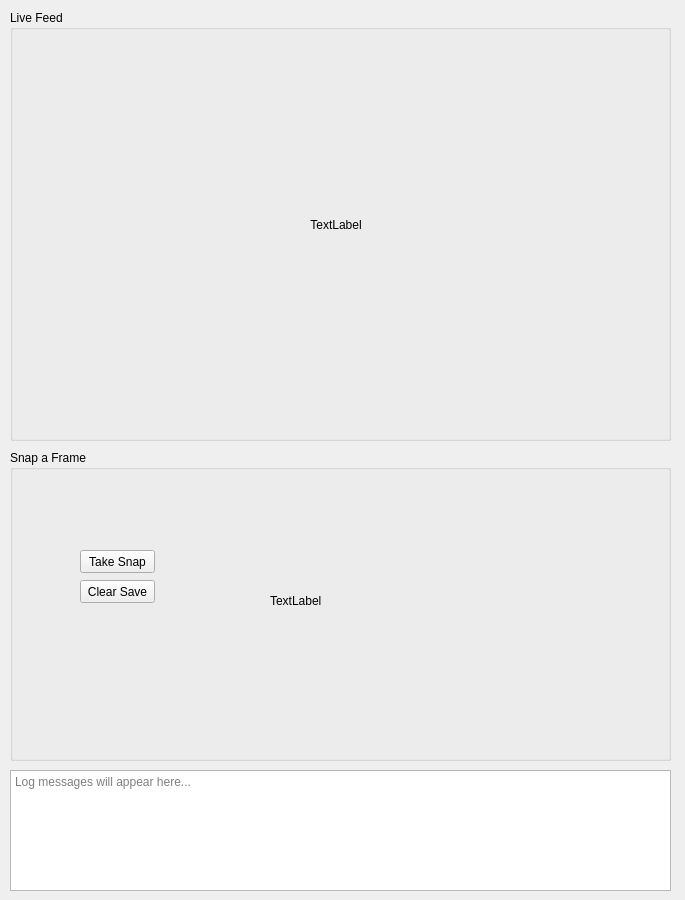
First picture: the form in main-des.ui, repository fossil-fishhhooks/kerr-imaging, before the edit.
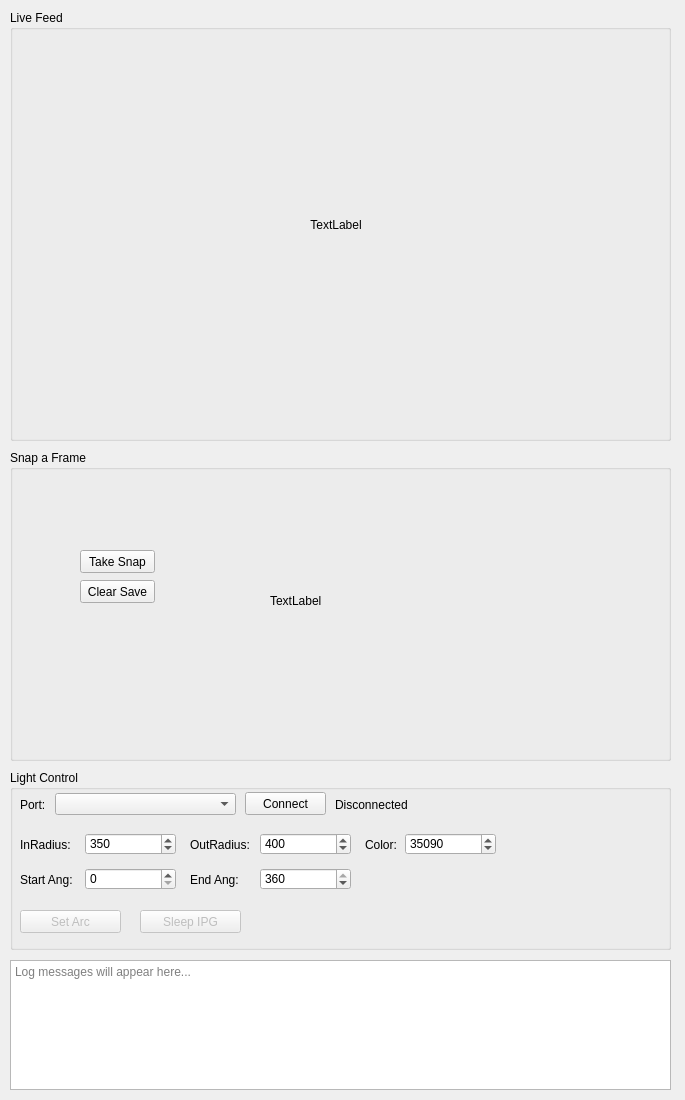
Second picture: the form after the edit.

Commit message: DLP controls in main_des.py

```diff
--- a/main-des.ui
+++ b/main-des.ui
@@ -7,7 +7,7 @@
     <x>0</x>
     <y>0</y>
     <width>685</width>
-    <height>900</height>
+    <height>1100</height>
    </rect>
   </property>
   <property name="windowTitle">
@@ -113,13 +113,252 @@
      </property>
     </widget>
    </widget>
-   <widget class="QTextEdit" name="log">
+   <widget class="QGroupBox" name="light_group">
     <property name="geometry">
      <rect>
       <x>10</x>
       <y>770</y>
       <width>661</width>
-      <height>121</height>
+      <height>180</height>
+     </rect>
+    </property>
+    <property name="title">
+     <string>Light Control</string>
+    </property>
+    <widget class="QLabel" name="port_label">
+     <property name="geometry">
+      <rect>
+       <x>10</x>
+       <y>25</y>
+       <width>31</width>
+       <height>20</height>
+      </rect>
+     </property>
+     <property name="text">
+      <string>Port:</string>
+     </property>
+    </widget>
+    <widget class="QComboBox" name="ipg_port_combo">
+     <property name="geometry">
+      <rect>
+       <x>45</x>
+       <y>23</y>
+       <width>181</width>
+       <height>22</height>
+      </rect>
+     </property>
+    </widget>
+    <widget class="QPushButton" name="ipg_connect_button">
+     <property name="geometry">
+      <rect>
+       <x>235</x>
+       <y>22</y>
+       <width>81</width>
+       <height>23</height>
+      </rect>
+     </property>
+     <property name="text">
+      <string>Connect</string>
+     </property>
+    </widget>
+    <widget class="QLabel" name="ipg_status_label">
+     <property name="geometry">
+      <rect>
+       <x>325</x>
+       <y>25</y>
+       <width>321</width>
+       <height>20</height>
+      </rect>
+     </property>
+     <property name="text">
+      <string>Disconnected</string>
+     </property>
+    </widget>
+    <widget class="QLabel" name="inradius_label">
+     <property name="geometry">
+      <rect>
+       <x>10</x>
+       <y>65</y>
+       <width>61</width>
+       <height>20</height>
+      </rect>
+     </property>
+     <property name="text">
+      <string>InRadius:</string>
+     </property>
+    </widget>
+    <widget class="QSpinBox" name="inradius_spin">
+     <property name="geometry">
+      <rect>
+       <x>75</x>
+       <y>63</y>
+       <width>91</width>
+       <height>22</height>
+      </rect>
+     </property>
+     <property name="maximum">
+      <number>5000</number>
+     </property>
+     <property name="value">
+      <number>350</number>
+     </property>
+    </widget>
+    <widget class="QLabel" name="outradius_label">
+     <property name="geometry">
+      <rect>
+       <x>180</x>
+       <y>65</y>
+       <width>71</width>
+       <height>20</height>
+      </rect>
+     </property>
+     <property name="text">
+      <string>OutRadius:</string>
+     </property>
+    </widget>
+    <widget class="QSpinBox" name="outradius_spin">
+     <property name="geometry">
+      <rect>
+       <x>250</x>
+       <y>63</y>
+       <width>91</width>
+       <height>22</height>
+      </rect>
+     </property>
+     <property name="maximum">
+      <number>5000</number>
+     </property>
+     <property name="value">
+      <number>400</number>
+     </property>
+    </widget>
+    <widget class="QLabel" name="color_label">
+     <property name="geometry">
+      <rect>
+       <x>355</x>
+       <y>65</y>
+       <width>41</width>
+       <height>20</height>
+      </rect>
+     </property>
+     <property name="text">
+      <string>Color:</string>
+     </property>
+    </widget>
+    <widget class="QSpinBox" name="color_spin">
+     <property name="geometry">
+      <rect>
+       <x>395</x>
+       <y>63</y>
+       <width>91</width>
+       <height>22</height>
+      </rect>
+     </property>
+     <property name="maximum">
+      <number>65535</number>
+     </property>
+     <property name="value">
+      <number>35090</number>
+     </property>
+    </widget>
+    <widget class="QLabel" name="startang_label">
+     <property name="geometry">
+      <rect>
+       <x>10</x>
+       <y>100</y>
+       <width>61</width>
+       <height>20</height>
+      </rect>
+     </property>
+     <property name="text">
+      <string>Start Ang:</string>
+     </property>
+    </widget>
+    <widget class="QSpinBox" name="startang_spin">
+     <property name="geometry">
+      <rect>
+       <x>75</x>
+       <y>98</y>
+       <width>91</width>
+       <height>22</height>
+      </rect>
+     </property>
+     <property name="maximum">
+      <number>360</number>
+     </property>
+     <property name="value">
+      <number>0</number>
+     </property>
+    </widget>
+    <widget class="QLabel" name="endang_label">
+     <property name="geometry">
+      <rect>
+       <x>180</x>
+       <y>100</y>
+       <width>61</width>
+       <height>20</height>
+      </rect>
+     </property>
+     <property name="text">
+      <string>End Ang:</string>
+     </property>
+    </widget>
+    <widget class="QSpinBox" name="endang_spin">
+     <property name="geometry">
+      <rect>
+       <x>250</x>
+       <y>98</y>
+       <width>91</width>
+       <height>22</height>
+      </rect>
+     </property>
+     <property name="maximum">
+      <number>360</number>
+     </property>
+     <property name="value">
+      <number>360</number>
+     </property>
+    </widget>
+    <widget class="QPushButton" name="arc_set_button">
+     <property name="geometry">
+      <rect>
+       <x>10</x>
+       <y>140</y>
+       <width>101</width>
+       <height>23</height>
+      </rect>
+     </property>
+     <property name="text">
+      <string>Set Arc</string>
+     </property>
+     <property name="enabled">
+      <bool>false</bool>
+     </property>
+    </widget>
+    <widget class="QPushButton" name="ipg_sleep_button">
+     <property name="geometry">
+      <rect>
+       <x>130</x>
+       <y>140</y>
+       <width>101</width>
+       <height>23</height>
+      </rect>
+     </property>
+     <property name="text">
+      <string>Sleep IPG</string>
+     </property>
+     <property name="enabled">
+      <bool>false</bool>
+     </property>
+    </widget>
+   </widget>
+   <widget class="QTextEdit" name="log">
+    <property name="geometry">
+     <rect>
+      <x>10</x>
+      <y>960</y>
+      <width>661</width>
+      <height>130</height>
      </rect>
     </property>
     <property name="readOnly">
```
The commit also changes 1 other file.
